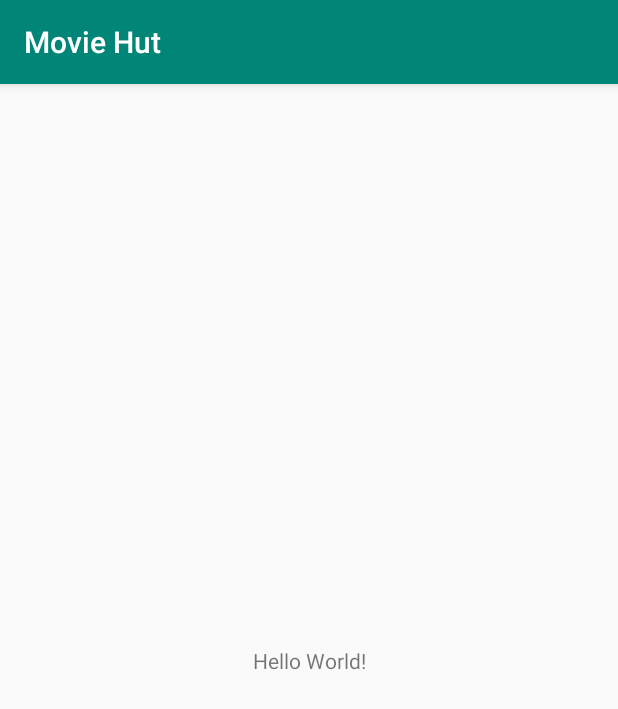
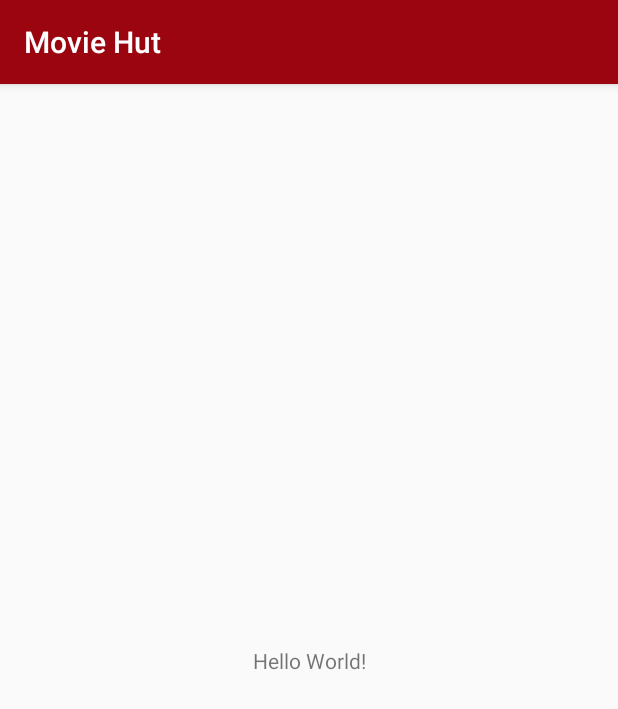
Before and after one commit to cranium44/MovieHut, an Android app: the screen it shows after launch (MainActivity), on a phone screen of 412 x 824 dp. Shown: the top 709 px of the screen. Run offline under Robolectric (Android 15) with nearby library versions, the light colour scheme and no system bars.

Commit message:
defined basic colours

```diff
--- a/app/build.gradle
+++ b/app/build.gradle
@@ -25,7 +25,7 @@ android {
 
 dependencies {
     implementation fileTree(dir: 'libs', include: ['*.jar'])
-    implementation"org.jetbrains.kotlin:kotlin-stdlib-jdk7:$kotlin_version"
+    implementation "org.jetbrains.kotlin:kotlin-stdlib-jdk7:$kotlin_version"
     implementation 'androidx.appcompat:appcompat:1.1.0'
     implementation 'androidx.core:core-ktx:1.2.0'
     implementation 'androidx.constraintlayout:constraintlayout:1.1.3'
@@ -39,6 +39,9 @@ dependencies {
 
     //glide
     implementation 'com.github.bumptech.glide:glide:4.11.0'
+    implementation 'androidx.legacy:legacy-support-v4:1.0.0'
+    implementation 'androidx.lifecycle:lifecycle-extensions:2.2.0'
+    implementation 'androidx.lifecycle:lifecycle-viewmodel-ktx:2.2.0'
     annotationProcessor 'com.github.bumptech.glide:compiler:4.11.0'
 
     testImplementation 'junit:junit:4.12'
--- a/app/src/main/res/values/colors.xml
+++ b/app/src/main/res/values/colors.xml
@@ -1,6 +1,9 @@
 <?xml version="1.0" encoding="utf-8"?>
 <resources>
-    <color name="colorPrimary">#008577</color>
-    <color name="colorPrimaryDark">#00574B</color>
-    <color name="colorAccent">#D81B60</color>
+    <color name="colorPrimary">#9b050f</color>
+    <color name="colorPrimaryDark">#68060c</color>
+    <color name="colorAccent">#3b3d4f</color>
+    <color name="font_color">#fff</color>
+    <color name="bg_color">#fff</color>
+    <color name="icon_color">#fff</color>
 </resources>
```
